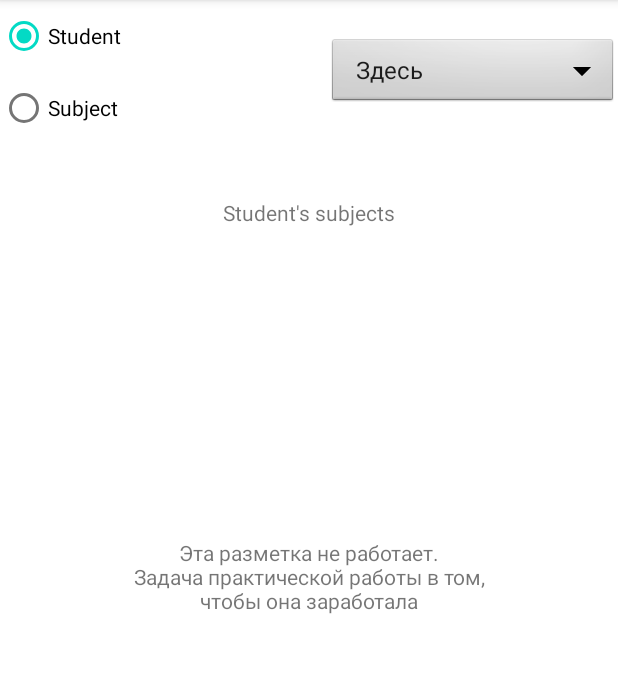
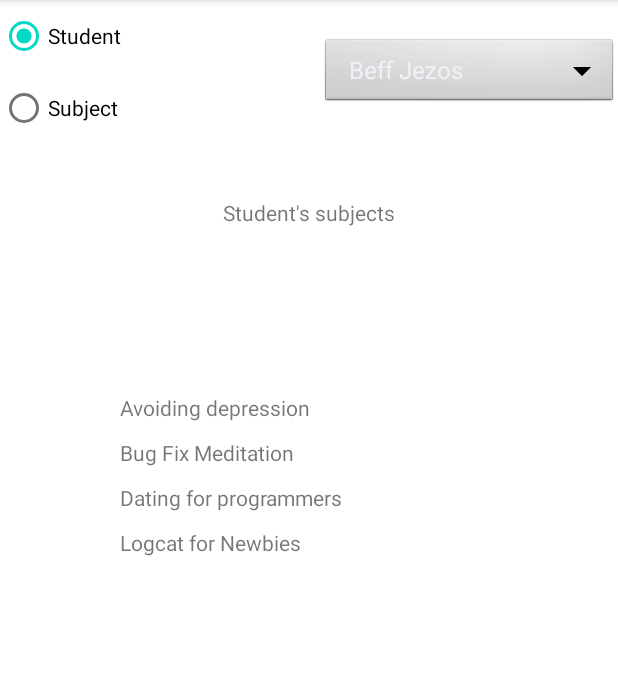
Before and after one commit to pavlentytest/RoomMultiSimpleEx, an Android app: the screen it shows after launch (MainActivity), after a tap on "Student", on a phone screen of 412 x 824 dp, the part 84-757 px from its top. Run offline under Robolectric (Android 15) with nearby library versions, the phone set to English and light mode, and no system bars; our stand-ins replace Room's generated code.

Commit message:
A lot of fixes

```diff
--- a/app/src/main/java/study/android/room2/MainActivity.kt
+++ b/app/src/main/java/study/android/room2/MainActivity.kt
@@ -2,17 +2,18 @@ package study.android.room2
 
 
 import android.os.Bundle
-import android.util.Log
 import android.view.View
 import android.widget.*
 import android.widget.AdapterView.OnItemSelectedListener
 import androidx.appcompat.app.AppCompatActivity
 import androidx.lifecycle.lifecycleScope
+import androidx.recyclerview.widget.LinearLayoutManager
 import androidx.recyclerview.widget.RecyclerView
 import androidx.room.Room
+import kotlinx.coroutines.Dispatchers.Main
+import kotlinx.coroutines.GlobalScope
 import kotlinx.coroutines.launch
-
-
+import kotlinx.coroutines.withContext
 
 
 class MainActivity : AppCompatActivity() {
@@ -40,15 +41,32 @@ class MainActivity : AppCompatActivity() {
         spinner = findViewById(R.id.spinner)
         listCaption = findViewById(R.id.listCaption)
         recyclerView = findViewById(R.id.recyclerView)
+        recyclerView.layoutManager = LinearLayoutManager(this)
 
         rbStudent.setOnClickListener{
             listCaption.text = "Student's subjects"
-            // так же должен меняться выпадающий список
+            GlobalScope.launch {
+                val s = db.schoolDao.getStudents()
+                val st = MutableList(0){""}
+                for (i in s)
+                    st.add(i.studentName)
+                withContext(Main){
+                    spinner.adapter = ArrayAdapter(applicationContext, android.R.layout.simple_spinner_item, st )
+                }
+            }
         }
 
         rbSubject.setOnClickListener{
             listCaption.text = "Students study"
-            // также должен меняться выпадающий список
+            GlobalScope.launch {
+                val s = db.schoolDao.getSubjects()
+                val st = MutableList(0){""}
+                for (i in s)
+                    st.add(i.subjectName)
+                withContext(Main){
+                    spinner.adapter = ArrayAdapter(applicationContext, android.R.layout.simple_spinner_item, st )
+                }
+            }
         }
 
         val items = arrayOf("Здесь", "должен", "располагаться", "список", "учеников", "или предметов")
@@ -60,13 +78,41 @@ class MainActivity : AppCompatActivity() {
 
         spinner.adapter = adapter
 
+
         spinner.onItemSelectedListener = object : OnItemSelectedListener {
             override fun onItemSelected(
                 parent: AdapterView<*>, view: View?,
                 position: Int, id: Long
             ) {
-                Toast.makeText(getApplicationContext(), "При выборе должен меняться список на предметы выбранного ученика или учеников, изучающих выбранный предмет", Toast.LENGTH_LONG).show()
+
+                GlobalScope.launch {
+                    if (rbStudent.isChecked) {
+                        val s = db.schoolDao.getSubjectsOfStudent(
+                            spinner.adapter.getItem(position).toString()
+                        )
+                        val st = MutableList(0) { "" }
+                        for (i in s[0].subjects)
+                            st.add(i.subjectName)
+                        withContext(Main) {
+                            recyclerView.adapter = MyAdapter(st)
+                        }
+                    }
+                    if(rbSubject.isChecked) {
+                        val s = db.schoolDao.getStudentsOfSubject(
+                            spinner.adapter.getItem(position).toString()
+                        )
+                        val st = MutableList(0) { "" }
+                        for (i in s[0].students)
+                            st.add(i.studentName)
+                        withContext(Main) {
+                            recyclerView.adapter = MyAdapter(st)
+                        }
+                    }
+
+                }
             }
+
+
 
             override fun onNothingSelected(parent: AdapterView<*>?) {
                 // TODO Auto-generated method stub
--- /dev/null
+++ b/app/src/main/java/study/android/room2/MyAdapter.kt
@@ -0,0 +1,26 @@
+package study.android.room2
+
+import android.view.LayoutInflater
+import android.view.View
+import android.view.ViewGroup
+import android.widget.TextView
+import androidx.recyclerview.widget.RecyclerView
+
+class MyAdapter(val list: List<String>) : RecyclerView.Adapter<MyAdapter.MyView>() {
+
+    class MyView(itemView: View) : RecyclerView.ViewHolder(itemView){
+        val valueoftext: TextView = itemView.findViewById(R.id.textView2)
+    }
+
+    override fun onCreateViewHolder(parent: ViewGroup, viewType: Int): MyView {
+        val view = LayoutInflater.from(parent.context).inflate(R.layout.item,parent, false)
+        return MyView(view)
+    }
+
+    override fun getItemCount() = list.size
+
+    override fun onBindViewHolder(holder: MyView, position: Int) {
+        holder.valueoftext.text = list.get(position)
+
+    }
+}
--- a/app/src/main/java/study/android/room2/SchoolDao.kt
+++ b/app/src/main/java/study/android/room2/SchoolDao.kt
@@ -40,4 +40,10 @@ interface SchoolDao {
     @Transaction
     @Query("SELECT * FROM student WHERE studentName = :studentName")
     suspend fun getSubjectsOfStudent(studentName: String): List<StudentWithSubjects>
+
+    @Query("SELECT DISTINCT * FROM student")
+    fun getStudents(): List<Student>
+
+    @Query("SELECT DISTINCT * FROM subject")
+    fun getSubjects(): List<Subject>
 }
--- a/app/src/main/res/layout/activity_main.xml
+++ b/app/src/main/res/layout/activity_main.xml
@@ -5,16 +5,6 @@
     android:layout_width="match_parent"
     android:layout_height="match_parent"
     tools:context="study.android.room2.MainActivity">
-
-    <TextView
-        android:layout_width="wrap_content"
-        android:layout_height="wrap_content"
-        android:gravity="center"
-        android:text="Эта разметка не работает.\nЗадача практической работы в том,\nчтобы она заработала"
-        app:layout_constraintBottom_toBottomOf="parent"
-        app:layout_constraintLeft_toLeftOf="parent"
-        app:layout_constraintRight_toRightOf="parent"
-        app:layout_constraintTop_toTopOf="parent" />
 
     <RadioGroup
         android:id="@+id/radioGroup"
@@ -63,10 +53,12 @@
 
     <androidx.recyclerview.widget.RecyclerView
         android:id="@+id/recyclerView"
-        android:layout_width="0dp"
-        android:layout_height="match_parent"
+        android:layout_width="271dp"
+        android:layout_height="451dp"
+        android:layout_marginStart="80dp"
         app:layout_constraintBottom_toBottomOf="parent"
         app:layout_constraintStart_toStartOf="parent"
-        app:layout_constraintTop_toBottomOf="@+id/textView" />
+        app:layout_constraintTop_toTopOf="parent"
+        app:layout_constraintVertical_bias="0.828" />
 
 </androidx.constraintlayout.widget.ConstraintLayout>
--- /dev/null
+++ b/app/src/main/res/layout/item.xml
@@ -0,0 +1,14 @@
+<?xml version="1.0" encoding="utf-8"?>
+<LinearLayout xmlns:android="http://schemas.android.com/apk/res/android"
+    xmlns:tools="http://schemas.android.com/tools"
+    android:layout_width="match_parent"
+    android:layout_height="30dp">
+
+    <TextView
+        android:id="@+id/textView2"
+        android:layout_width="wrap_content"
+        android:layout_height="wrap_content"
+        android:text="TextView"
+        tools:layout_editor_absoluteX="173dp"
+        tools:layout_editor_absoluteY="116dp" />
+</LinearLayout>
--- a/gradle.properties
+++ b/gradle.properties
@@ -6,7 +6,7 @@
 # http://www.gradle.org/docs/current/userguide/build_environment.html
 # Specifies the JVM arguments used for the daemon process.
 # The setting is particularly useful for tweaking memory settings.
-org.gradle.jvmargs=-Xmx2048m -Dfile.encoding=UTF-8
+org.gradle.jvmargs=-Xmx1048m -Dfile.encoding=UTF-8
 # When configured, Gradle will run in incubating parallel mode.
 # This option should only be used with decoupled projects. More details, visit
 # http://www.gradle.org/docs/current/userguide/multi_project_builds.html#sec:decoupled_projects
```
